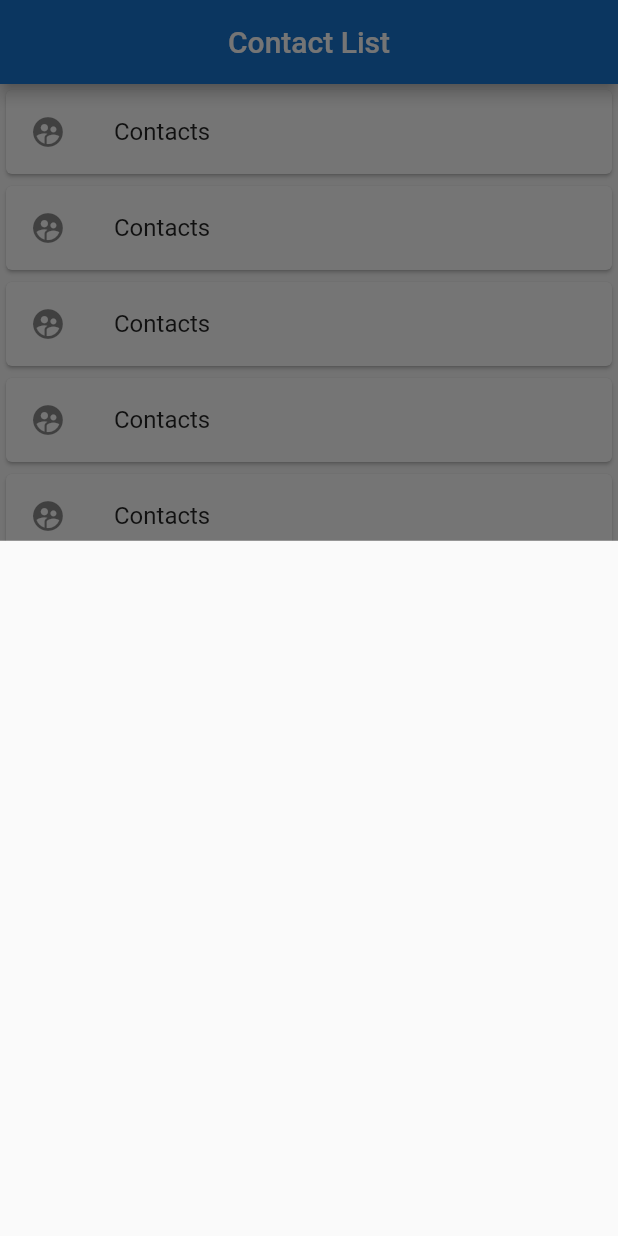
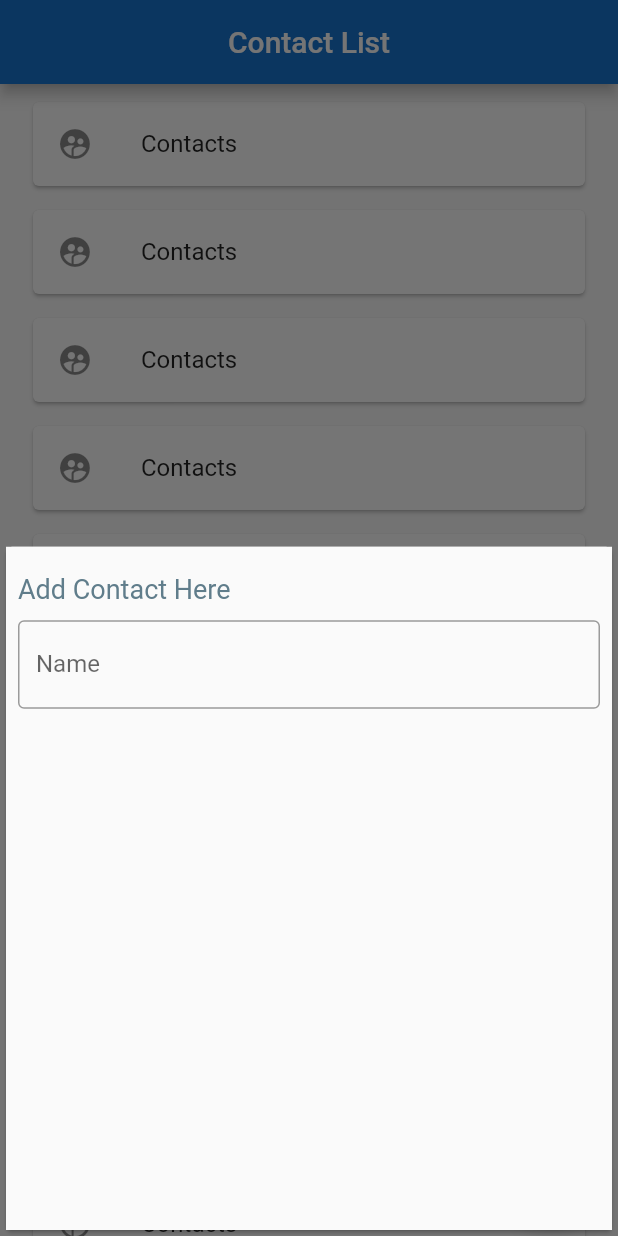
Before and after one commit to Ezeko/contactBook, a Flutter app: the screen it shows after launch, after a tap on the "add" icon, on a phone screen of 412 x 824 dp. Run offline on Flutter 3.47's test engine with Material 2 defaults, Android fonts, the phone set to English and light mode, and no system bars; our stand-ins replace flutter_spinkit, hive; accounts and stored records are empty.

Commit message:
style home screen

```diff
--- a/lib/screens/home.dart
+++ b/lib/screens/home.dart
@@ -1,3 +1,5 @@
+import 'dart:ui';
+
 import 'package:flutter/material.dart';
 
 class Home extends StatefulWidget {
@@ -8,6 +10,8 @@ class Home extends StatefulWidget {
 class _HomeState extends State<Home> {
   @override
   Widget build(BuildContext context) {
+    var deviceSize = MediaQuery.of(context).size.height / 2;
+    print(deviceSize);
     return Scaffold(
       appBar: AppBar(
         backgroundColor: Colors.blue[700],
@@ -17,29 +21,69 @@ class _HomeState extends State<Home> {
       body: ListView.builder(
           itemCount: 20,
           itemBuilder: (context, index) {
-          return Card(
+            return Padding(
+              padding: const EdgeInsets.fromLTRB(18.0, 8.0, 18.0, 0),
+              child: Card(
                 child: ListTile(
+                  //contentPadding: EdgeInsets.fromLTRB(18.0, 8.0, 18.0, 0),
                   onTap: () => Navigator.pushNamed(context, '/detail'),
                   title: Text('Contacts'),
                   leading: Icon(Icons.supervised_user_circle),
                 ),
+              ),
             );
-        }
-        ),
+          }),
+
       floatingActionButton: FloatingActionButton(
-          onPressed: (){
+        onPressed: () {
+
           showModalBottomSheet(
               context: context,
               backgroundColor: Colors.transparent,
-              builder: (context) => Scaffold(
+              builder: (context) => Card(
+                    child: Center(
+                      child: Scaffold(
+                          body: Padding(
+                        padding: const EdgeInsets.all(8.0),
+                        child: Column(
+                          mainAxisSize: MainAxisSize.max,
+                          crossAxisAlignment: CrossAxisAlignment.stretch,
+                          children: <Widget>[
+                            SizedBox(
+                              height: 10.0,
+                            ),
+                            Text(
+                              'Add Contact Here',
+                              style: TextStyle(
+                                fontSize: 18.0,
+                                color: Colors.blueGrey,
+                              ),
+                            ),
+                            SizedBox(
+                              height: 10.0,
+                            ),
+                            TextField(
+                              textAlignVertical: TextAlignVertical.top,
+                              obscureText: false,
+                              decoration: InputDecoration(
+                                border: OutlineInputBorder(),
+                                labelText: 'Name',
 
+                              ),
                             )
+                          ],
+                        ),
+
+                      ),
+
+                      ),
+                    ),
+                  ),
+
                   );
-
         },
         child: Icon(Icons.add),
       ),
-
     );
   }
 }
```
Lines whose indentation alone changed are shown as unchanged.
